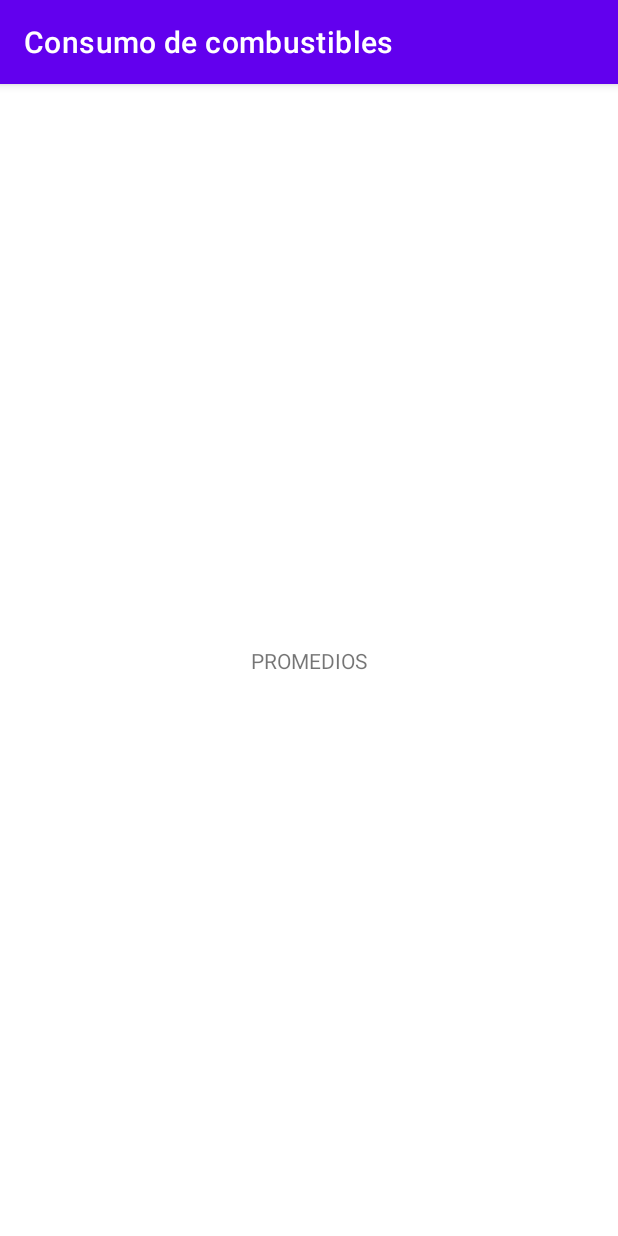
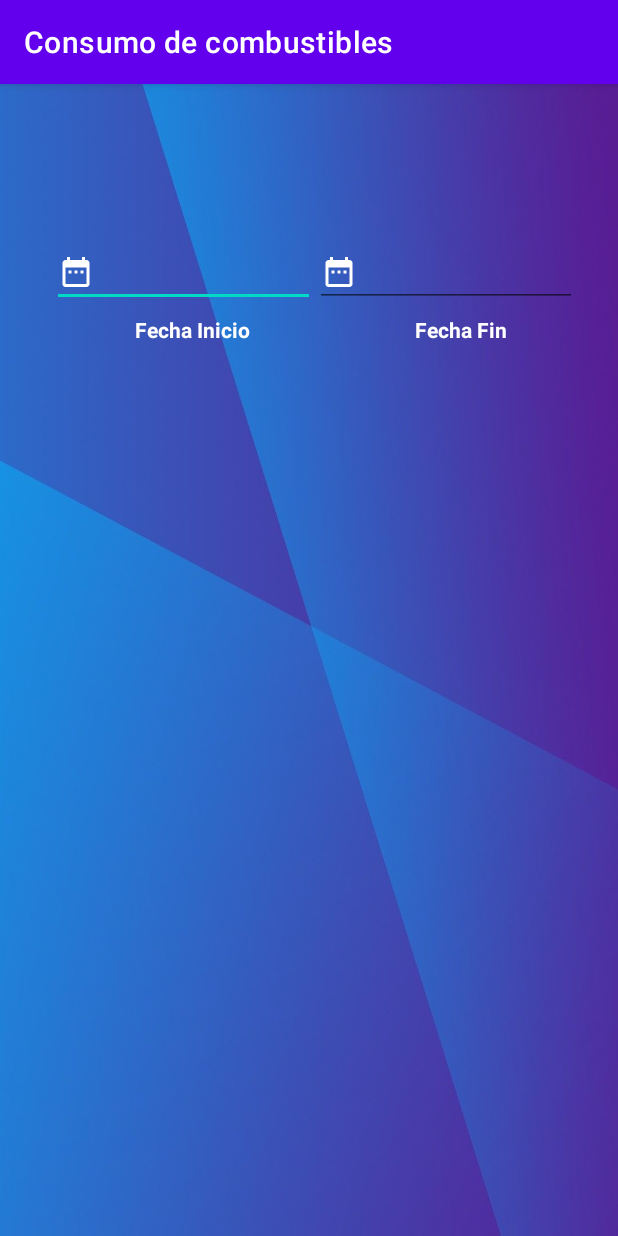
Before and after one commit to alcidesreyes23/Parcial2Ds39a, an Android app: the Promedios screen opened directly, with no data from a screen before it, on a phone screen of 412 x 824 dp. Run offline under Robolectric (Android 15) with nearby library versions, the phone set to English and light mode, and no system bars.

Commit message:
Activity de Promedio al 40%

```diff
--- a/app/src/main/java/com/da39a/parcial2ds39a/Promedios.java
+++ b/app/src/main/java/com/da39a/parcial2ds39a/Promedios.java
@@ -3,12 +3,33 @@ package com.da39a.parcial2ds39a;
 import androidx.appcompat.app.AppCompatActivity;
 
 import android.os.Bundle;
+import android.widget.EditText;
 
 public class Promedios extends AppCompatActivity {
+    EditText fechaInicio, fechaFin;
+
 
     @Override
     protected void onCreate(Bundle savedInstanceState) {
         super.onCreate(savedInstanceState);
         setContentView(R.layout.activity_promedios);
+
+        fechaInicio = findViewById(R.id.edtFechaInicio);
+        fechaFin = findViewById(R.id.edtFechaFin);
+        fechaInicio.setOnClickListener(v -> {showDatePickerDialog();});
+        fechaFin.setOnClickListener(v -> {showDatePickerDialog();});
+
     }
+
+    private void showDatePickerDialog() {
+        DatePickerFragment newFragment = DatePickerFragment.newInstance((datePicker, year, month, day) -> {
+            final String selectedDate = day + " / " + (month+1) + " / " + year;
+            fechaInicio.setText(selectedDate);
+            fechaFin.setText(selectedDate);
+
+        });
+        newFragment.show(getSupportFragmentManager(), "datePicker");
+    }
+
+
 }
--- a/app/src/main/res/layout/activity_form.xml
+++ b/app/src/main/res/layout/activity_form.xml
@@ -8,7 +8,7 @@
     android:background="@drawable/bb">
 
     <TextView
-        android:id="@+id/txvtTituloForm"
+        android:id="@+id/txvtTituloProm"
         android:layout_width="wrap_content"
         android:layout_height="wrap_content"
         android:layout_marginTop="45dp"
@@ -31,13 +31,14 @@
         android:ems="10"
         android:hint="@string/factura"
         android:autofillHints="@string/factura"
-        android:inputType="textPersonName"
+        android:inputType="number|none"
         android:textColor="@color/white"
         android:textColorHint="@color/white"
         app:layout_constraintEnd_toEndOf="parent"
         app:layout_constraintHorizontal_bias="0.497"
         app:layout_constraintStart_toStartOf="parent"
-        app:layout_constraintTop_toBottomOf="@+id/txvtTituloForm" />
+        app:layout_constraintTop_toBottomOf="@+id/txvtTituloProm" />
+
 
     <EditText
         android:id="@+id/edtFecha"
@@ -66,6 +67,8 @@
         android:layout_marginStart="20dp"
         android:layout_marginTop="30dp"
         android:layout_marginEnd="20dp"
+        android:backgroundTint="#FFFFFF"
+        android:textColor="@color/white"
         app:layout_constraintEnd_toEndOf="parent"
         app:layout_constraintStart_toStartOf="parent"
         app:layout_constraintTop_toBottomOf="@+id/edtFecha" />
@@ -81,7 +84,7 @@
         android:ems="10"
         android:hint="@string/monto"
         android:autofillHints="@string/monto"
-        android:inputType="textPersonName"
+        android:inputType="number|numberDecimal"
         android:textColor="@color/white"
         android:textColorHint="@color/white"
         app:layout_constraintEnd_toEndOf="parent"
@@ -100,7 +103,7 @@
         android:ems="10"
         android:hint="@string/km"
         android:autofillHints="@string/km"
-        android:inputType="textPersonName"
+        android:inputType="number"
         android:textColor="@color/white"
         android:textColorHint="@color/white"
         app:layout_constraintEnd_toEndOf="parent"
@@ -121,4 +124,6 @@
         app:layout_constraintTop_toBottomOf="@+id/edtKm"
         app:rippleColor="@color/white" />
 
+
+
 </androidx.constraintlayout.widget.ConstraintLayout>
--- a/app/src/main/res/layout/activity_main.xml
+++ b/app/src/main/res/layout/activity_main.xml
@@ -4,6 +4,7 @@
     xmlns:tools="http://schemas.android.com/tools"
     android:layout_width="match_parent"
     android:layout_height="match_parent"
+    android:background="@drawable/bb"
     tools:context=".MainActivity">
 
     <com.airbnb.lottie.LottieAnimationView
--- a/app/src/main/res/layout/activity_menu.xml
+++ b/app/src/main/res/layout/activity_menu.xml
@@ -5,6 +5,7 @@
     android:id="@+id/lnlBotones"
     android:layout_width="match_parent"
     android:layout_height="match_parent"
+    android:background="@drawable/bb"
     tools:context=".Menu">
 
     <LinearLayout
--- a/app/src/main/res/layout/activity_promedios.xml
+++ b/app/src/main/res/layout/activity_promedios.xml
@@ -4,15 +4,94 @@
     xmlns:tools="http://schemas.android.com/tools"
     android:layout_width="match_parent"
     android:layout_height="match_parent"
+    android:background="@drawable/bb"
     tools:context=".Promedios">
 
     <TextView
-        android:id="@+id/textView2"
+        android:id="@+id/txvtTituloProm"
         android:layout_width="wrap_content"
         android:layout_height="wrap_content"
-        android:text="PROMEDIOS"
-        app:layout_constraintBottom_toBottomOf="parent"
+        android:layout_marginTop="45dp"
+        android:text="@string/Promedios"
+        android:textColor="#FFFFFF"
+        android:textSize="24sp"
+        android:textStyle="bold"
         app:layout_constraintEnd_toEndOf="parent"
         app:layout_constraintStart_toStartOf="parent"
-        app:layout_constraintTop_toTopOf="parent" />
+        app:layout_constraintTop_toTopOf="parent"
+        tools:text="Promedios" />
+
+    <LinearLayout
+        android:id="@+id/linearLayout"
+        android:layout_width="350dp"
+        android:layout_height="wrap_content"
+        android:layout_marginStart="20dp"
+        android:layout_marginTop="25dp"
+        android:layout_marginEnd="20dp"
+        android:orientation="horizontal"
+        app:layout_constraintEnd_toEndOf="parent"
+        app:layout_constraintHorizontal_bias="0.666"
+        app:layout_constraintStart_toStartOf="parent"
+        app:layout_constraintTop_toBottomOf="@+id/txvtTituloProm">
+
+        <EditText
+            android:id="@+id/edtFechaInicio"
+            android:layout_width="wrap_content"
+            android:layout_height="wrap_content"
+            android:layout_weight="1"
+            android:drawableLeft="@drawable/ic_baseline_date_range_24"
+            android:ems="10"
+            android:inputType="date" />
+
+        <EditText
+            android:id="@+id/edtFechaFin"
+            android:layout_width="wrap_content"
+            android:layout_height="wrap_content"
+            android:layout_weight="1"
+            android:drawableLeft="@drawable/ic_baseline_date_range_24"
+            android:ems="10"
+            android:inputType="date" />
+    </LinearLayout>
+
+    <LinearLayout
+        android:id="@+id/linearLayout2"
+        android:layout_width="358dp"
+        android:layout_height="wrap_content"
+        android:layout_marginTop="5dp"
+        android:orientation="horizontal"
+        app:layout_constraintEnd_toEndOf="@+id/linearLayout"
+        app:layout_constraintHorizontal_bias="0.0"
+        app:layout_constraintStart_toStartOf="@+id/linearLayout"
+        app:layout_constraintTop_toBottomOf="@+id/linearLayout">
+
+        <TextView
+            android:id="@+id/textView"
+            android:layout_width="wrap_content"
+            android:layout_height="wrap_content"
+            android:layout_weight="1"
+            android:text="Fecha Inicio"
+            android:textAlignment="center"
+            android:textColor="@color/white"
+            android:textStyle="bold" />
+
+        <TextView
+            android:id="@+id/textView2"
+            android:layout_width="wrap_content"
+            android:layout_height="wrap_content"
+            android:layout_weight="1"
+            android:text="Fecha Fin"
+            android:textAlignment="center"
+            android:textColor="@color/white"
+            android:textStyle="bold" />
+    </LinearLayout>
+
+    <LinearLayout
+        android:id="@+id/lvLista"
+        android:layout_width="0dp"
+        android:layout_height="493dp"
+        android:layout_marginTop="40dp"
+        android:orientation="vertical"
+        app:layout_constraintEnd_toEndOf="parent"
+        app:layout_constraintStart_toStartOf="parent"
+        app:layout_constraintTop_toBottomOf="@+id/linearLayout2"></LinearLayout>
 </androidx.constraintlayout.widget.ConstraintLayout>
--- a/app/src/main/res/values/strings.xml
+++ b/app/src/main/res/values/strings.xml
@@ -19,4 +19,5 @@
     <string name="btncompra">Registrar Compra</string>
     <string name="monto">Monto de Compra</string>
     <string name="formato_fecha">31/01/2021</string>
+    <string name="Promedios" />
 </resources>
```
